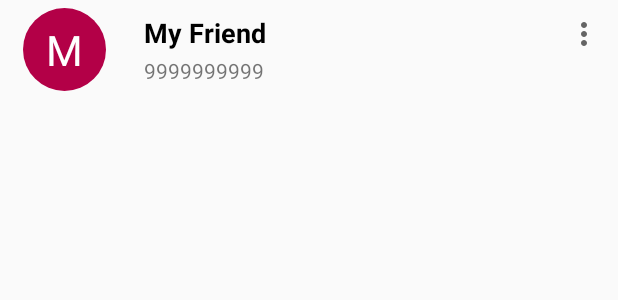
After one commit to priyalbhatewara123/SHE--Live-Without-Fear, an Android app: the layout item_contact_list.xml on its own in the app's theme, with its tools: preview values and no code run, on a phone screen of 412 x 824 dp. The commit adds this screen. Shown: the top 300 px of the screen. Run offline under Robolectric (Android 15) with nearby library versions, the light colour scheme and no system bars.

Commit message:
Change in UI of Emergency contact list screen (#14)
* Change in UI of Emergency contact list screen

* Redesign complete list view with custom adaptor and custom layout.
* Add search view as per the proposed design.
* Add edit and delete icons with Toast messages.

* Remove edit and delete button to item-clicks

* Redesign contact list layout. Remove edit and delete button.
* Replaced them with Options' menu button.
* Created onClickListener on this button.
* Created onLongClickListener to the list item
* On clicking to the menu button - PopUpMenu opens with two options 'Edit' and 'Delete'.
* On Long clicking to the list item - similar PopUpMenu opens.
* Selecting any options among these shows respective toasts.

```diff
--- /dev/null
+++ b/app/src/main/res/drawable/ic_baseline_more_vert_24.xml
@@ -0,0 +1,10 @@
+<vector xmlns:android="http://schemas.android.com/apk/res/android"
+    android:width="24dp"
+    android:height="24dp"
+    android:viewportWidth="24"
+    android:viewportHeight="24"
+    android:tint="?attr/colorControlNormal">
+  <path
+      android:fillColor="@android:color/white"
+      android:pathData="M12,8c1.1,0 2,-0.9 2,-2s-0.9,-2 -2,-2 -2,0.9 -2,2 0.9,2 2,2zM12,10c-1.1,0 -2,0.9 -2,2s0.9,2 2,2 2,-0.9 2,-2 -0.9,-2 -2,-2zM12,16c-1.1,0 -2,0.9 -2,2s0.9,2 2,2 2,-0.9 2,-2 -0.9,-2 -2,-2z"/>
+</vector>
--- /dev/null
+++ b/app/src/main/res/drawable/round_solid_shape.xml
@@ -0,0 +1,4 @@
+<?xml version="1.0" encoding="utf-8"?>
+<shape xmlns:android="http://schemas.android.com/apk/res/android"
+    android:shape="oval">
+</shape>
--- /dev/null
+++ b/app/src/main/res/layout/item_contact_list.xml
@@ -0,0 +1,69 @@
+<?xml version="1.0" encoding="utf-8"?>
+<androidx.constraintlayout.widget.ConstraintLayout xmlns:android="http://schemas.android.com/apk/res/android"
+    xmlns:app="http://schemas.android.com/apk/res-auto"
+    android:layout_width="match_parent"
+    android:layout_height="wrap_content"
+    android:padding="5dp">
+
+    <TextView
+        android:id="@+id/contact_initial"
+        android:layout_width="55dp"
+        android:layout_height="55dp"
+
+        android:background="@drawable/round_solid_shape"
+        android:backgroundTint="@color/colorpink"
+        android:gravity="center"
+
+        android:text="M"
+        android:textColor="@color/white"
+        android:textSize="28sp"
+
+        android:layout_marginStart="10dp"
+        app:layout_constraintBottom_toBottomOf="parent"
+        app:layout_constraintStart_toStartOf="parent"
+        app:layout_constraintTop_toTopOf="parent" />
+
+    <TextView
+        android:id="@+id/contact_name"
+        android:layout_width="0dp"
+        android:layout_height="wrap_content"
+
+        android:ellipsize="end"
+        android:ems="3"
+        android:maxLines="1"
+        android:text="My Friend"
+        android:textColor="@color/black"
+        android:textSize="18sp"
+        android:textStyle="bold"
+
+        android:layout_marginStart="25dp"
+        app:layout_constraintBottom_toTopOf="@id/contact_number"
+        app:layout_constraintEnd_toEndOf="parent"
+        app:layout_constraintStart_toEndOf="@id/contact_initial"
+        app:layout_constraintTop_toTopOf="@id/contact_initial" />
+
+
+    <TextView
+        android:id="@+id/contact_number"
+        android:layout_width="wrap_content"
+        android:layout_height="wrap_content"
+
+        android:text="9999999999"
+        android:textSize="14sp"
+
+        app:layout_constraintBottom_toBottomOf="@id/contact_initial"
+        app:layout_constraintStart_toStartOf="@id/contact_name"
+        app:layout_constraintTop_toBottomOf="@id/contact_name" />
+
+    <ImageView
+        android:id="@+id/options"
+        android:layout_width="wrap_content"
+        android:layout_height="wrap_content"
+
+        android:src="@drawable/ic_baseline_more_vert_24"
+
+        android:layout_margin="5dp"
+        app:layout_constraintEnd_toEndOf="parent"
+        app:layout_constraintTop_toTopOf="parent" />
+
+</androidx.constraintlayout.widget.ConstraintLayout>
--- a/app/src/main/res/values/strings.xml
+++ b/app/src/main/res/values/strings.xml
@@ -1,4 +1,6 @@
 <resources>
     <string name="app_name">She</string>
     <string name="forgot_password">Forgot password?</string>
+    <string name="edit">Edit</string>
+    <string name="delete">Delete</string>
 </resources>
```
Also changed, not shown: app/src/main/java/com/example/she/ContactListAdaptor.java (added, +124 -0 lines), app/src/main/java/com/example/she/ViewContacts.java (+24 -6 lines), app/src/main/res/layout/activity_view_contacts.xml (+24 -3 lines), app/src/main/res/menu/contact_list_menu.xml (added, +9 -0 lines).
